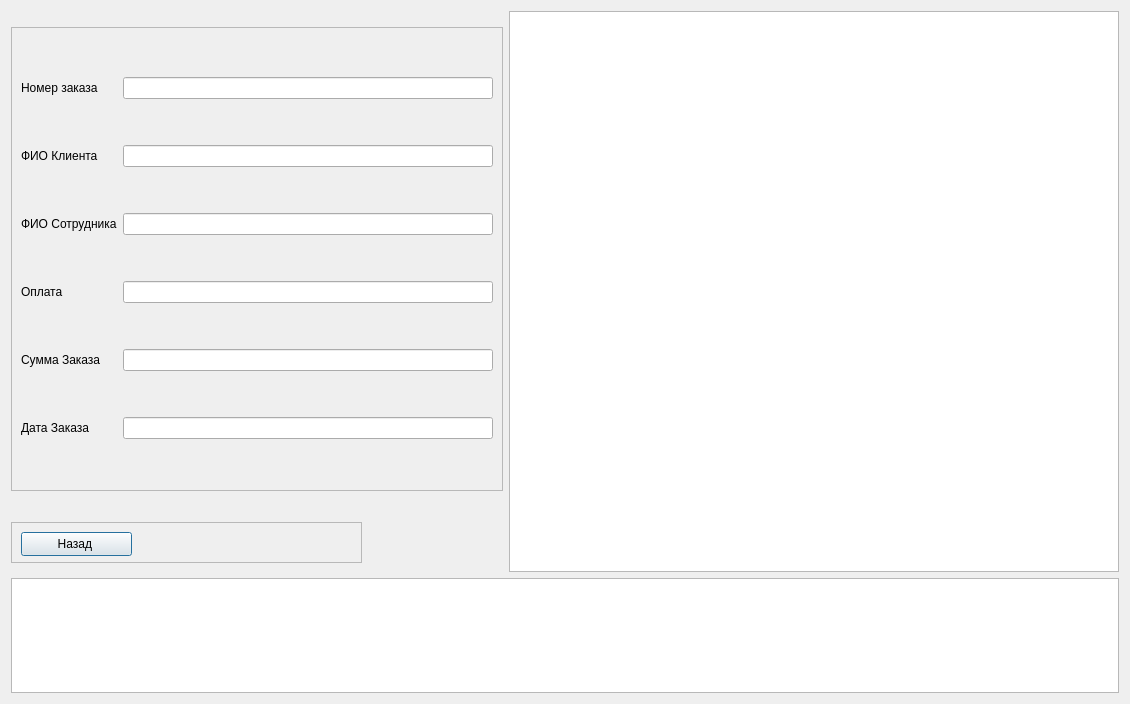
Before: the Qt Designer form course2/order_new.ui in Sushakkk/Course-work-DB, drawn with Qt 5.
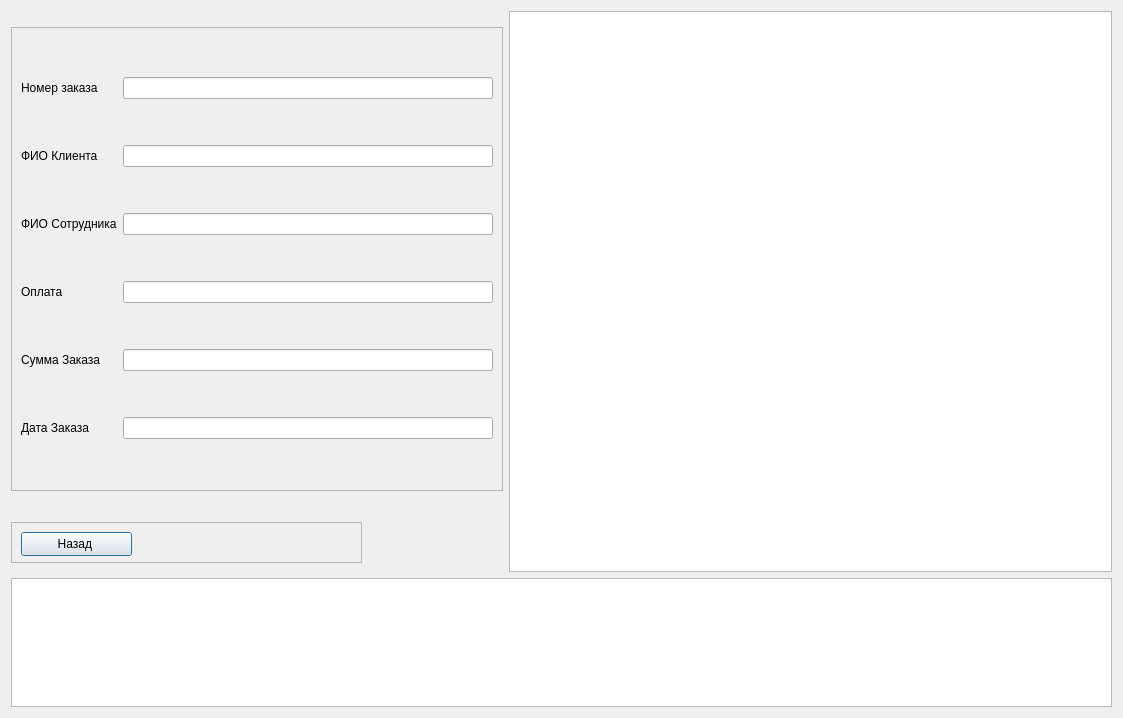
After: the same form once the commit is applied.

Diff of the .ui file:
```diff
--- a/course2/order_new.ui
+++ b/course2/order_new.ui
@@ -6,8 +6,8 @@
    <rect>
     <x>0</x>
     <y>0</y>
-    <width>1130</width>
-    <height>704</height>
+    <width>1123</width>
+    <height>718</height>
    </rect>
   </property>
   <property name="windowTitle">
```
